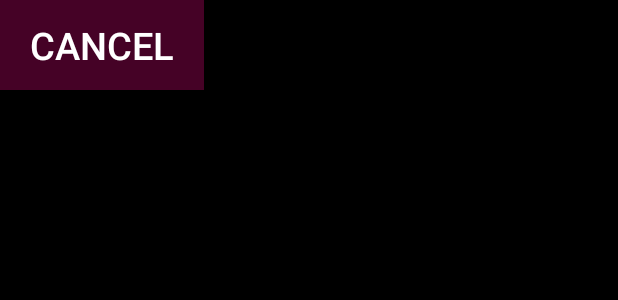
After one commit to dag10/Soapy, an Android app: the layout fragment_status_strip.xml on its own in the app's theme, with its tools: preview values and no code run, on a phone screen of 412 x 824 dp. The commit adds this screen. Shown: the top 300 px of the screen. Run offline under Robolectric (Android 15) with nearby library versions, the phone set to English and light mode, and no system bars.

Commit message:
Android: Added status strip with cancel button.

```diff
--- /dev/null
+++ b/Android/app/src/main/res/layout/fragment_status_strip.xml
@@ -0,0 +1,27 @@
+<FrameLayout
+    xmlns:android="http://schemas.android.com/apk/res/android"
+    xmlns:tools="http://schemas.android.com/tools"
+    android:layout_width="match_parent"
+    android:layout_height="match_parent"
+    tools:context="net.drewgottlieb.soapy.StatusStrip"
+    android:background="@color/STATUS_STRIP_BG"
+    >
+
+    <LinearLayout
+        android:layout_width="match_parent"
+        android:layout_height="60dp"
+        android:orientation="horizontal"
+        >
+        <Button
+            android:id="@+id/cancel_button"
+            android:layout_width="wrap_content"
+            android:layout_height="match_parent"
+            android:text="CANCEL"
+            android:background="@color/CANCEL_BG"
+            android:textColor="@color/CANCEL_FG"
+            android:textSize="25sp"
+            android:paddingLeft="20dp"
+            android:paddingRight="20dp" />
+        </LinearLayout>
+
+</FrameLayout>
--- a/Android/app/src/main/res/values/colors.xml
+++ b/Android/app/src/main/res/values/colors.xml
@@ -10,5 +10,9 @@
 
     <color name="FAB_GREEN">#ff177d22</color>
 
+    <color name="STATUS_STRIP_BG">#000000</color>
+    <color name="CANCEL_BG">#ff450226</color>
+    <color name="CANCEL_FG">#ffffffff</color>
+
     <color name="TRANSPARENT">#00000000</color>
 </resources>
```
Also changed, not shown: Android/app/src/main/java/net/drewgottlieb/soapy/PlaylistSelectionActivity.java (+5 -6 lines), Android/app/src/main/java/net/drewgottlieb/soapy/StatusStrip.java (added, +75 -0 lines), Android/app/src/main/res/layout/activity_playlist_selection.xml (+15 -0 lines).
